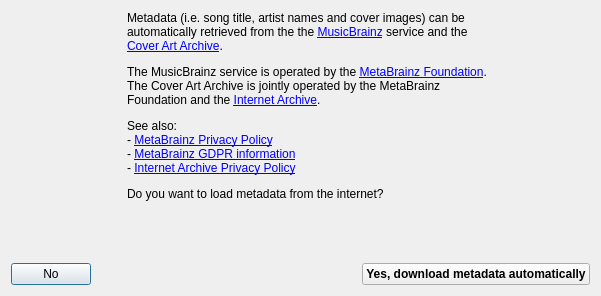
Above: musicbrainzaskdialog.ui from genosse-einhorn/cdda-extractor before the change. Below: the same form after it.
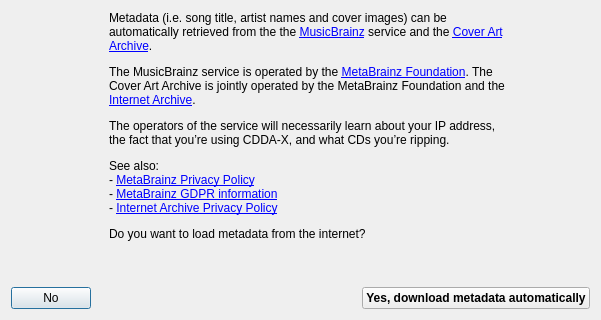
That is the form after the change. Icons and pictures are not drawn.

Commit message: additions to MusicBrainz consent text

```diff
--- a/musicbrainzaskdialog.ui
+++ b/musicbrainzaskdialog.ui
@@ -60,7 +60,7 @@
         </sizepolicy>
        </property>
        <property name="text">
-        <string>&lt;p&gt;Metadata (i.e. song title, artist names and cover images) can be automatically retrieved from the the &lt;a href=&quot;https://musicbrainz.org/&quot;&gt;MusicBrainz&lt;/a&gt; service and the &lt;a href=&quot;https://coverartarchive.org/&quot;&gt;Cover Art Archive&lt;/a&gt;.&lt;/p&gt;&lt;p&gt;The MusicBrainz service is operated by the &lt;a href=&quot;https://metabrainz.org/&quot;&gt;MetaBrainz Foundation&lt;/a&gt;. The Cover Art Archive is jointly operated by the MetaBrainz Foundation and the &lt;a href=&quot;https://archive.org/&quot;&gt;Internet Archive&lt;/a&gt;.&lt;/p&gt;&lt;p&gt;See also:&lt;br/&gt;- &lt;a href=&quot;https://metabrainz.org/privacy&quot;&gt;MetaBrainz Privacy Policy&lt;/a&gt;&lt;br/&gt;- &lt;a href=&quot;https://metabrainz.org/gdpr&quot;&gt;MetaBrainz GDPR information&lt;/a&gt;&lt;br/&gt;- &lt;a href=&quot;https://archive.org/about/terms.php&quot;&gt;Internet Archive Privacy Policy&lt;/a&gt;&lt;/p&gt;&lt;p&gt;Do you want to load metadata from the internet?&lt;/p&gt;</string>
+        <string>&lt;p&gt;Metadata (i.e. song title, artist names and cover images) can be automatically retrieved from the the &lt;a href=&quot;https://musicbrainz.org/&quot;&gt;MusicBrainz&lt;/a&gt; service and the &lt;a href=&quot;https://coverartarchive.org/&quot;&gt;Cover Art Archive&lt;/a&gt;.&lt;/p&gt;&lt;p&gt;The MusicBrainz service is operated by the &lt;a href=&quot;https://metabrainz.org/&quot;&gt;MetaBrainz Foundation&lt;/a&gt;. The Cover Art Archive is jointly operated by the MetaBrainz Foundation and the &lt;a href=&quot;https://archive.org/&quot;&gt;Internet Archive&lt;/a&gt;.&lt;/p&gt;&lt;p&gt;The operators of the service will necessarily learn about your IP address, the fact that you’re using CDDA-X, and what CDs you’re ripping.&lt;/p&gt;&lt;p&gt;See also:&lt;br/&gt;- &lt;a href=&quot;https://metabrainz.org/privacy&quot;&gt;MetaBrainz Privacy Policy&lt;/a&gt;&lt;br/&gt;- &lt;a href=&quot;https://metabrainz.org/gdpr&quot;&gt;MetaBrainz GDPR information&lt;/a&gt;&lt;br/&gt;- &lt;a href=&quot;https://archive.org/about/terms.php&quot;&gt;Internet Archive Privacy Policy&lt;/a&gt;&lt;/p&gt;&lt;p&gt;Do you want to load metadata from the internet?&lt;/p&gt;</string>
        </property>
        <property name="alignment">
         <set>Qt::AlignLeading|Qt::AlignLeft|Qt::AlignTop</set>
```
